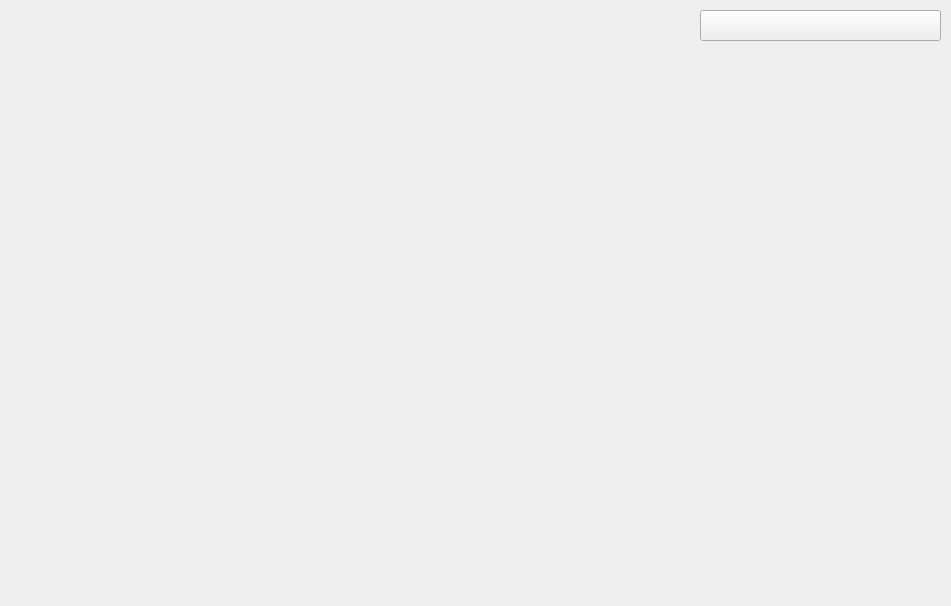
Qt form resource/gui/StatDialog.ui (dthung1602/NetworkVisualization) before a commit.
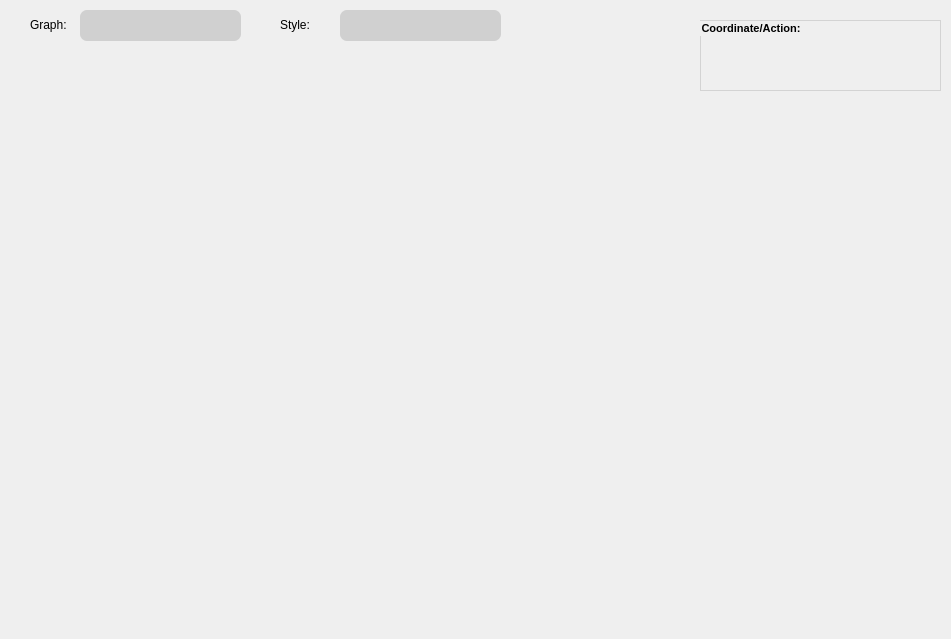
The same form after that commit. Icons and pictures are not drawn.

Commit message: Improve Graph Window with Style

```diff
--- a/resource/gui/StatDialog.ui
+++ b/resource/gui/StatDialog.ui
@@ -7,7 +7,7 @@
     <x>0</x>
     <y>0</y>
     <width>951</width>
-    <height>606</height>
+    <height>639</height>
    </rect>
   </property>
   <property name="windowTitle">
@@ -37,32 +37,116 @@
   <widget class="QComboBox" name="selectPlot">
    <property name="geometry">
     <rect>
+     <x>80</x>
+     <y>10</y>
+     <width>161</width>
+     <height>31</height>
+    </rect>
+   </property>
+   <property name="styleSheet">
+    <string notr="true">QComboBox{
+	color:#000;
+	border-style: 2px solid rgb(200, 200, 200);
+    border-radius: 7px;
+	background-color: #d0d0d0;
+	padding-left: 13px;
+	padding-right: 10px;
+}
+QComboBox::drop-down 
+{
+    border: 6px; /* This seems to replace the whole arrow of the combo box */
+}
+QComboBox::down-arrow {
+   image: url(&quot;resource/gui/tool/down-arrow.png&quot;);
+    width: 9px;
+    height: 9px;
+	padding-right: 10px;
+}
+</string>
+   </property>
+  </widget>
+  <widget class="QComboBox" name="selectStyle">
+   <property name="geometry">
+    <rect>
+     <x>340</x>
+     <y>10</y>
+     <width>161</width>
+     <height>31</height>
+    </rect>
+   </property>
+   <property name="styleSheet">
+    <string notr="true">QComboBox{
+	color: #000;
+	border-style: 2px solid rgb(200, 200, 200);
+    border-radius: 7px;
+	background-color: #d0d0d0;
+	padding-left: 13px;
+	padding-right: 10px;
+}
+QComboBox::drop-down 
+{
+    border: 0px; /* This seems to replace the whole arrow of the combo box */
+}
+QComboBox::down-arrow {
+   image: url(&quot;resource/gui/tool/down-arrow.png&quot;);
+    width: 9px;
+    height: 9px;
+	padding-right: 10px;
+}
+</string>
+   </property>
+  </widget>
+  <widget class="QLabel" name="label">
+   <property name="geometry">
+    <rect>
+     <x>30</x>
+     <y>17</y>
+     <width>55</width>
+     <height>16</height>
+    </rect>
+   </property>
+   <property name="text">
+    <string>Graph:</string>
+   </property>
+  </widget>
+  <widget class="QLabel" name="label_2">
+   <property name="geometry">
+    <rect>
+     <x>280</x>
+     <y>17</y>
+     <width>55</width>
+     <height>16</height>
+    </rect>
+   </property>
+   <property name="text">
+    <string>Style:</string>
+   </property>
+  </widget>
+  <widget class="QGroupBox" name="groupBox">
+   <property name="geometry">
+    <rect>
      <x>700</x>
-     <y>10</y>
+     <y>20</y>
      <width>241</width>
-     <height>31</height>
+     <height>71</height>
     </rect>
    </property>
+   <property name="font">
+    <font>
+     <pointsize>8</pointsize>
+     <weight>75</weight>
+     <bold>true</bold>
+     <underline>false</underline>
+     <strikeout>false</strikeout>
+    </font>
+   </property>
    <property name="styleSheet">
-    <string notr="true">#selectClusteringAlgo{
-	color: rgb(200, 200, 200);
-	border-style: 2px solid rgb(200, 200, 200);
-    border-radius: 7px;
-	background-color: #383838;
-	padding-left: 13px;
-	padding-right: 10px;
-}
-QComboBox::drop-down 
-{
-    border: 0px; /* This seems to replace the whole arrow of the combo box */
-}
-QComboBox::down-arrow {
-   image: url(&quot;resource/gui/tool/down-arrow.png&quot;);
-    width: 9px;
-    height: 9px;
-	padding-right: 10px;
-}
-</string>
+    <string notr="true">QGroupBox{
+	border: 1px solid rgb(211, 211, 211);
+}</string>
+   </property>
+   <property name="title">
+    <string>Coordinate/Action:</string>
    </property>
   </widget>
  </widget>
```
Left out of the diff: 2 changed lines with no effect on the pictures. The commit also changes 2 other files.
